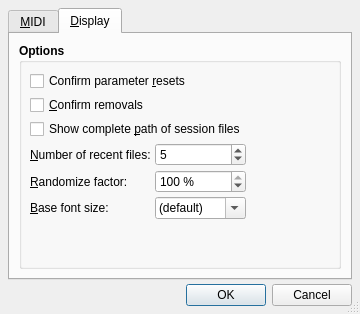
rncbc/qxgedit, file src/qxgeditOptionsForm.ui: the form before one commit.
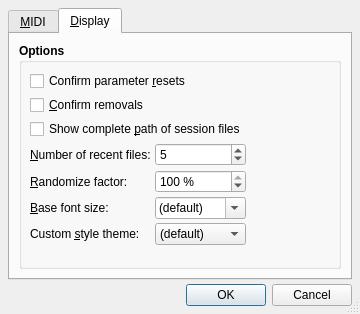
The form after the commit. The open tabs and pages were chosen to show the change. Icons and pictures are not drawn.

Commit message: - Introducing a brand new user preference on eye-candy: cf.   View/Options.../Display/Custom style theme.

Diff of the .ui file:
```diff
--- a/src/qxgeditOptionsForm.ui
+++ b/src/qxgeditOptionsForm.ui
@@ -183,7 +183,7 @@
             </property>
            </widget>
           </item>
-          <item row="0" column="2" rowspan="6">
+          <item row="0" column="2" rowspan="7">
            <spacer>
             <property name="orientation">
              <enum>Qt::Horizontal</enum>
@@ -379,7 +379,44 @@
             </item>
            </widget>
           </item>
-          <item row="6" column="0" colspan="3">
+          <item row="6" column="0">
+           <widget class="QLabel" name="StyleThemeTextLabel">
+            <property name="font">
+             <font>
+              <weight>50</weight>
+              <bold>false</bold>
+             </font>
+            </property>
+            <property name="text">
+             <string>Custom &amp;style theme:</string>
+            </property>
+            <property name="buddy">
+             <cstring>StyleThemeComboBox</cstring>
+            </property>
+           </widget>
+          </item>
+          <item row="6" column="1">
+           <widget class="QComboBox" name="StyleThemeComboBox">
+            <property name="font">
+             <font>
+              <weight>50</weight>
+              <bold>false</bold>
+             </font>
+            </property>
+            <property name="toolTip">
+             <string>Custom widget style theme</string>
+            </property>
+            <property name="editable">
+             <bool>false</bool>
+            </property>
+            <item>
+             <property name="text">
+              <string>(default)</string>
+             </property>
+            </item>
+           </widget>
+          </item>
+          <item row="7" column="0" colspan="3">
            <spacer>
             <property name="orientation">
              <enum>Qt::Vertical</enum>
```
Left out of the diff: 3 changed lines with no effect on the pictures. The commit also changes 6 other files.
